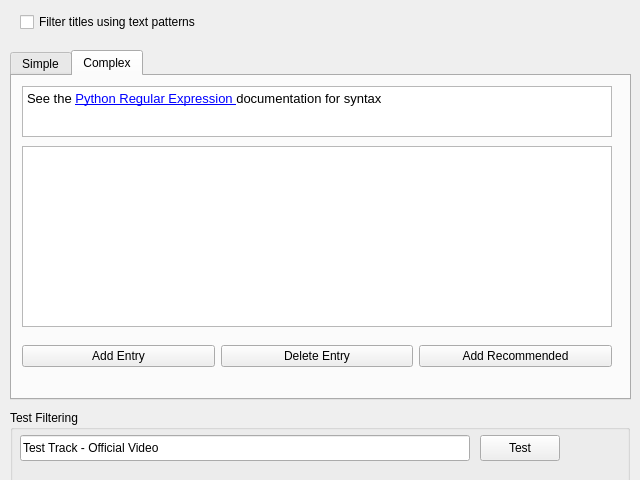
The window that nowplaying/resources/filter_ui.ui (whatsnowplaying/whats-now-playing) describes before a commit, drawn with Qt 5.
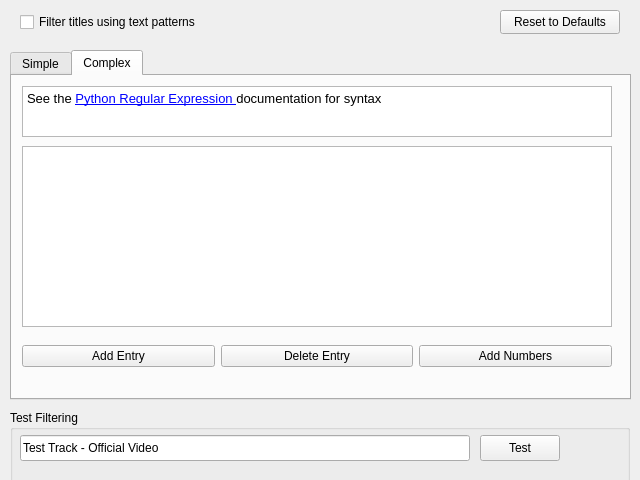
The same window after the commit. The open tabs and pages were chosen to show the change.

Patch:
```diff
--- a/nowplaying/resources/filter_ui.ui
+++ b/nowplaying/resources/filter_ui.ui
@@ -26,6 +26,22 @@
     <string>Filter titles using text patterns</string>
    </property>
   </widget>
+  <widget class="QPushButton" name="reset_to_defaults_button">
+   <property name="geometry">
+    <rect>
+     <x>500</x>
+     <y>10</y>
+     <width>120</width>
+     <height>24</height>
+    </rect>
+   </property>
+   <property name="text">
+    <string>Reset to Defaults</string>
+   </property>
+   <property name="toolTip">
+    <string>Reset all filter settings (simple and complex) to defaults</string>
+   </property>
+  </widget>
   <widget class="QTabWidget" name="filter_tabs">
    <property name="geometry">
     <rect>
@@ -209,7 +225,10 @@
       <item>
        <widget class="QPushButton" name="add_recommended_button">
         <property name="text">
-         <string>Add Recommended</string>
+         <string>Add Numbers</string>
+        </property>
+        <property name="toolTip">
+         <string>Add patterns to filter numbers in parentheses and brackets</string>
         </property>
        </widget>
       </item>
```
